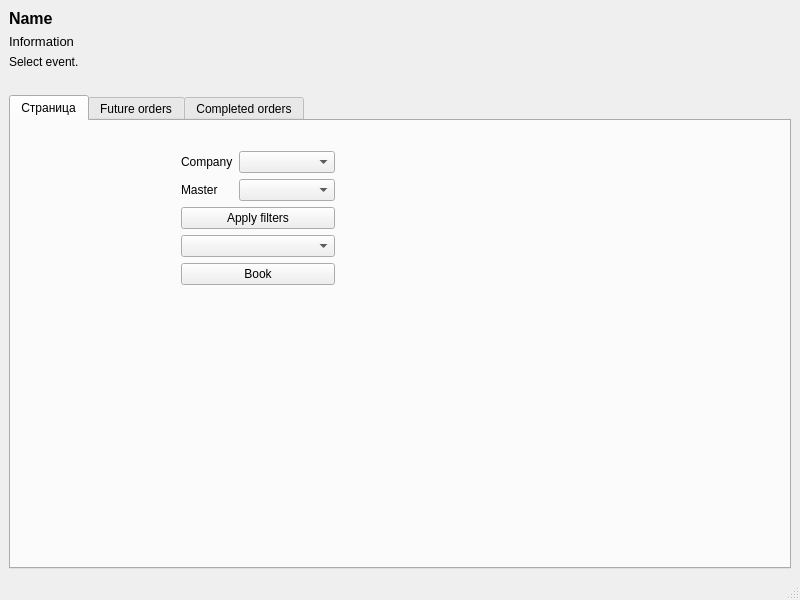
This is Booking/choicewindow.ui in mainex/btimetable-booking as Qt 5 draws it before an edit. The edited form follows.
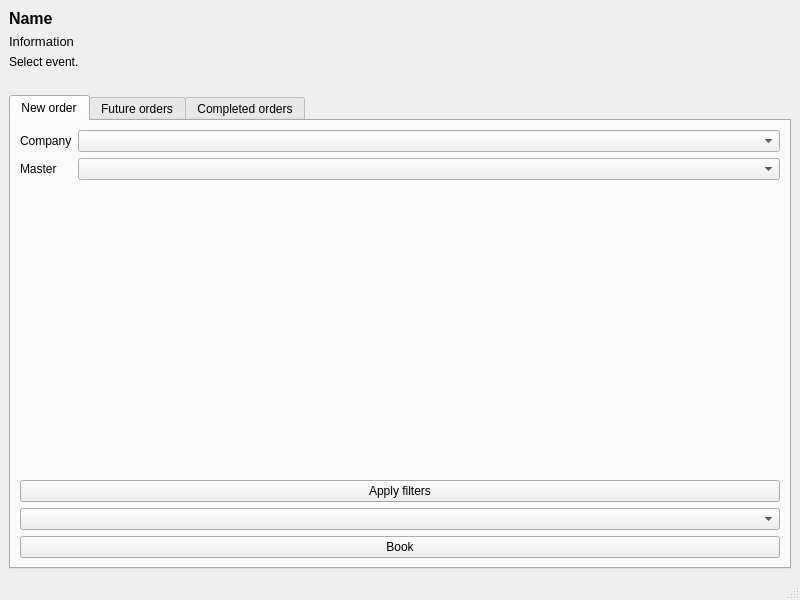
This is the edited form.

Patch:
```diff
--- a/Booking/choicewindow.ui
+++ b/Booking/choicewindow.ui
@@ -70,17 +70,10 @@
       </property>
       <widget class="QWidget" name="tab">
        <attribute name="title">
-        <string>Страница</string>
+        <string>New order</string>
        </attribute>
-       <widget class="QWidget" name="verticalLayoutWidget">
-        <property name="geometry">
-         <rect>
-          <x>170</x>
-          <y>30</y>
-          <width>154</width>
-          <height>134</height>
-         </rect>
-        </property>
+       <layout class="QHBoxLayout" name="horizontalLayout_16">
+        <item>
         <layout class="QVBoxLayout" name="verticalLayout_4">
          <item>
           <layout class="QFormLayout" name="formLayout_10">
@@ -124,7 +117,8 @@
           </widget>
          </item>
         </layout>
-       </widget>
+        </item>
+       </layout>
       </widget>
       <widget class="QWidget" name="futureOrdersTab">
        <attribute name="title">
```
Lines whose indentation alone changed are shown as unchanged.
